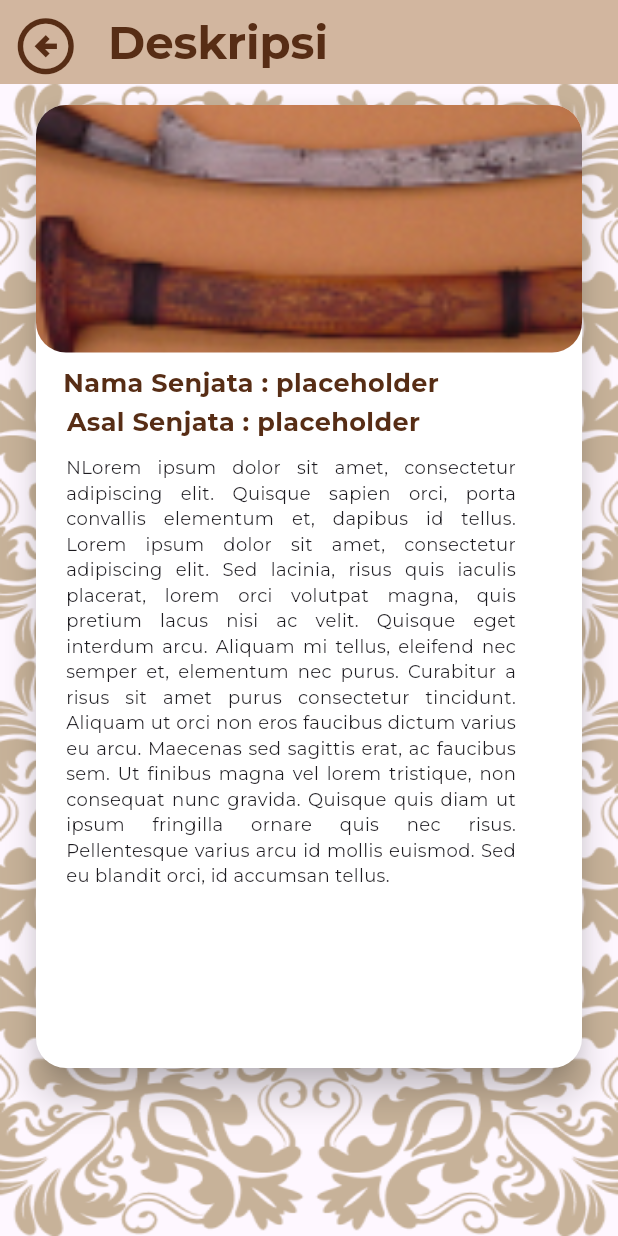
After one commit to desmondorix/Flutter_Project, a Flutter app: the screen it shows after launch, after a tap on "nama_daerah", on a phone screen of 412 x 824 dp. The commit adds this screen. Run offline on Flutter 3.47's test engine with Material 3 defaults, Android fonts, the phone set to English and light mode, and no system bars; our stand-ins replace google_fonts; network calls fail.

Commit message:
Willy Push Detail atau deskripsi untuk belajar

```diff
--- /dev/null
+++ b/lib/pages/detail.dart
@@ -0,0 +1,140 @@
+import 'package:flutter/material.dart';
+import 'package:google_fonts/google_fonts.dart';
+import 'package:marbel/pages/senjata.dart';
+
+class Detail extends StatefulWidget {
+  const Detail({super.key});
+
+  @override
+  State<Detail> createState() => _DetailState();
+}
+
+class _DetailState extends State<Detail> {
+  @override
+  Widget build(BuildContext context) {
+    Size size = MediaQuery.of(context).size;
+    return Scaffold(
+      appBar: AppBar(
+        leading: IconButton(
+          icon: Icon(
+            Icons.arrow_circle_left_outlined,
+            color: Color(0xFF572D15),
+            size: 45,
+          ),
+          onPressed: () {
+            Navigator.pushReplacement(
+              context,
+              MaterialPageRoute(
+                builder: (context) => Senjata(),
+              ),
+            );
+          },
+        ),
+        title: Text(
+          "Deskripsi",
+          style: GoogleFonts.montserrat(
+            color: Color(0xFF572D15),
+            fontSize: 30,
+            fontWeight: FontWeight.bold,
+          ),
+        ),
+        backgroundColor: Color(0xFFD2B69F),
+      ),
+      body: DecoratedBox(
+        decoration: BoxDecoration(
+          image: DecorationImage(
+              image: AssetImage("assets/bg_batik.png"), fit: BoxFit.fill),
+        ),
+          child: SizedBox(
+              child: Padding(
+                  padding: const EdgeInsets.symmetric(horizontal: 20, vertical: 10),
+                  child: Column(
+                      children: [
+                        SizedBox(
+                          width: size.width,
+                          height: 650,
+                          child: Card(
+                            elevation: 10,
+                            color: Colors.white,
+                            shape: const RoundedRectangleBorder(
+                                borderRadius: BorderRadius.all(Radius.circular(20))),
+                            child: Column(
+                              children: [
+                                ClipRRect(
+                                  borderRadius: const BorderRadius.all(
+                                    Radius.circular(20),
+                                  ),
+                                  child: Image(
+                                    width: size.width,
+                                    height: 165,
+                                    fit: BoxFit.cover,
+                                    image: AssetImage("assets/senjata/senjata aceh.png"),
+                                  ),
+                                ),
+                                Row(
+                                  mainAxisAlignment: MainAxisAlignment.spaceBetween,
+                                  children: [
+                                    Column(
+                                      crossAxisAlignment: CrossAxisAlignment.start,
+                                      children: [
+                                        Container(
+                                          margin: const EdgeInsets.only(top: 8, left: 8, right: 8),
+                                          child: Column(
+                                            children: [
+                                              Text(
+                                                "  Nama Senjata : placeholder",
+                                                style: GoogleFonts.montserrat(
+                                                  color: Color(0xFF572D15),
+                                                  fontSize: 17,
+                                                  fontWeight: FontWeight.bold,
+                                                ),
+                                                textAlign: TextAlign.left,
+                                              ),
+                                              SizedBox(height: 2,),
+                                              Text(
+                                                "Asal Senjata : placeholder",
+                                                style: GoogleFonts.montserrat(
+                                                  color: Color(0xFF572D15),
+                                                  fontSize: 17,
+                                                  fontWeight: FontWeight.bold,
+                                                ),
+                                                textAlign: TextAlign.left,
+                                              ),
+                                            ],
+                                          ),
+                                        ),
+                                        Container(
+                                          child: Padding(
+                                              padding: const EdgeInsets.symmetric(horizontal: 20, vertical: 10),
+                                              child: Column(
+                                                  children: [
+                                                    SizedBox(
+                                                      width: 300,
+                                                      child: Text(
+                                                        "NLorem ipsum dolor sit amet, consectetur adipiscing elit. Quisque sapien orci, porta convallis elementum et, dapibus id tellus. Lorem ipsum dolor sit amet, consectetur adipiscing elit. Sed lacinia, risus quis iaculis placerat, lorem orci volutpat magna, quis pretium lacus nisi ac velit. Quisque eget interdum arcu. Aliquam mi tellus, eleifend nec semper et, elementum nec purus. Curabitur a risus sit amet purus consectetur tincidunt. Aliquam ut orci non eros faucibus dictum varius eu arcu. Maecenas sed sagittis erat, ac faucibus sem. Ut finibus magna vel lorem tristique, non consequat nunc gravida. Quisque quis diam ut ipsum fringilla ornare quis nec risus. Pellentesque varius arcu id mollis euismod. Sed eu blandit orci, id accumsan tellus.",
+                                                        style: GoogleFonts.montserrat(
+                                                          fontSize: 12,
+                                                        ),
+                                                        textAlign: TextAlign.justify,
+                                                      ),
+                                                    ),
+                                                  ]
+                                              )
+                                          ),
+                                        )
+                                      ],
+                                    ),
+                                  ],
+                                ),
+                              ],
+                            ),
+                          ),
+                        ),
+                      ]
+                  ),
+                  ),
+              )
+      ),
+    );
+  }
+}
--- a/lib/pages/senjata.dart
+++ b/lib/pages/senjata.dart
@@ -1,5 +1,6 @@
 import 'package:flutter/material.dart';
 import 'package:google_fonts/google_fonts.dart';
+import 'package:marbel/pages/detail.dart';
 
 class Senjata extends StatefulWidget {
   const Senjata({super.key});
@@ -48,13 +49,23 @@ class _SenjataState extends State<Senjata> {
                   SliverGridDelegateWithFixedCrossAxisCount(crossAxisCount: 2),
               itemCount: 6,
               itemBuilder: (BuildContext context, index) {
-                return SizedBox(
+                return GestureDetector(
+                  onTap: () {
+                    Navigator.pushReplacement(
+                      context,
+                      MaterialPageRoute(
+                        builder: (context) => Detail(),
+                      ),
+                    );
+                  },
+                  child: SizedBox(
                       width: size.width,
                       child: Card(
                         elevation: 10,
                         color: Color(0xFFCF9C6F),
                         shape: const RoundedRectangleBorder(
-                          borderRadius: BorderRadius.all(Radius.circular(20))),
+                            borderRadius:
+                                BorderRadius.all(Radius.circular(20))),
                         margin: EdgeInsets.all(10),
                         child: Column(
                           children: [
@@ -89,7 +100,8 @@ class _SenjataState extends State<Senjata> {
                             ),
                           ],
                         ),
-                    ));
+                      )),
+                );
               }),
         ),
       ),
--- a/pubspec.yaml
+++ b/pubspec.yaml
@@ -65,6 +65,7 @@ flutter:
   - assets/bg_marbel_login.png
   - assets/logo_marbel.png
   - assets/bg_batik.png
+  - assets/senjata/senjata aceh.png
   #   - images/a_dot_burr.jpeg
   #   - images/a_dot_ham.jpeg
 
```
Lines whose indentation alone changed are shown as unchanged.
